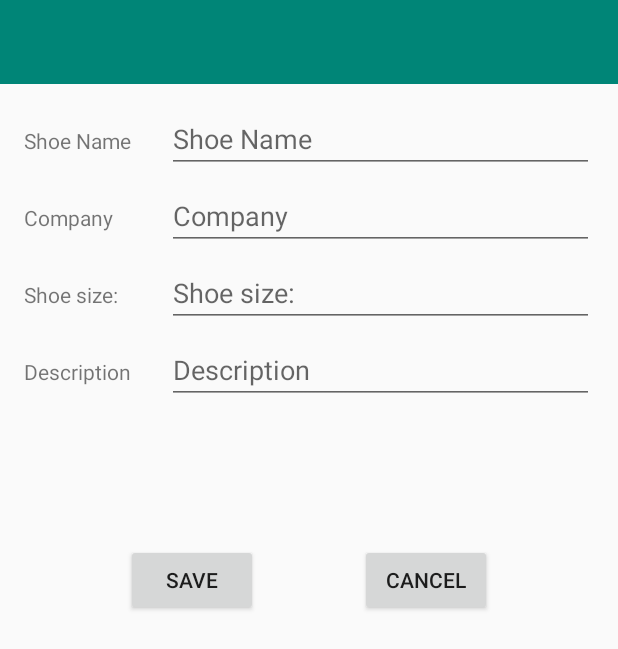
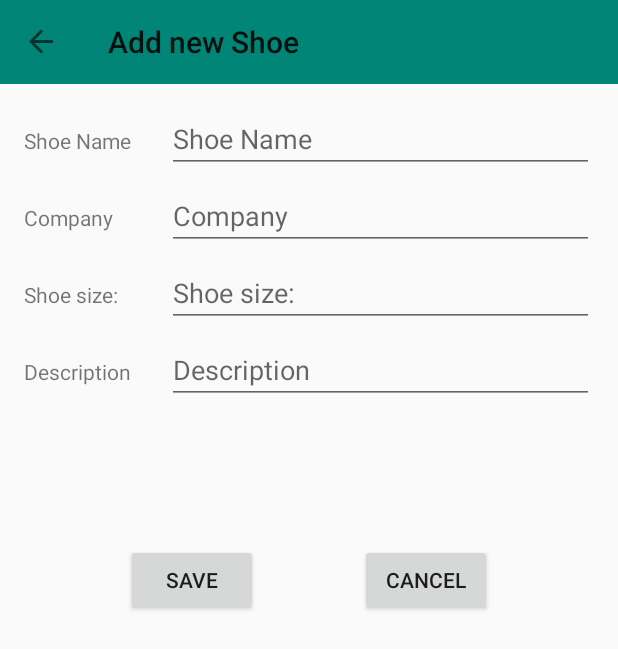
Before and after one commit to ianknowles707/ShoeStore, an Android app: the ShoeListFragment screen opened through its navigation route, after a tap on "Add new shoe", on a phone screen of 412 x 824 dp. Shown: the top 649 px of the screen. Run offline under Robolectric (Android 15) with nearby library versions, the phone set to English and light mode, and no system bars; our stand-ins replace Timber, data binding, navigation-ui.

Commit message:
Implemented toolbar Added menu for shoe list fragment (not currently working) Adjusted back stack to ensure consistent user navigation

```diff
--- a/app/src/main/java/com/udacity/shoestore/MainActivity.kt
+++ b/app/src/main/java/com/udacity/shoestore/MainActivity.kt
@@ -1,19 +1,46 @@
 package com.udacity.shoestore
 
 import android.os.Bundle
+import android.view.Menu
+import android.view.MenuInflater
+import android.view.MenuItem
 import androidx.appcompat.app.AppCompatActivity
 import androidx.databinding.DataBindingUtil
+import androidx.navigation.NavController
+import androidx.navigation.findNavController
+import androidx.navigation.fragment.NavHostFragment
+import androidx.navigation.ui.AppBarConfiguration
+import androidx.navigation.ui.NavigationUI
+import androidx.navigation.ui.setupWithNavController
 import com.udacity.shoestore.databinding.ActivityMainBinding
 import timber.log.Timber
 
 class MainActivity : AppCompatActivity() {
 
     private lateinit var binding: ActivityMainBinding
+    private lateinit var appBarConfiguration: AppBarConfiguration
+
+    private lateinit var navHostFragment: NavHostFragment
+    private lateinit var navController: NavController
 
     override fun onCreate(savedInstanceState: Bundle?) {
         super.onCreate(savedInstanceState)
         binding = DataBindingUtil.setContentView(this, R.layout.activity_main)
         Timber.plant(Timber.DebugTree())
 
+
+        //Set up Toolbar - NOTE using workaround fix based on issue raised in Knowledge site
+        navHostFragment = supportFragmentManager .findFragmentById(R.id.navHostFragment) as NavHostFragment
+        navController = navHostFragment.navController
+        appBarConfiguration = AppBarConfiguration(navController.graph)
+        binding.toolbar.setupWithNavController(navController, appBarConfiguration)
     }
+
+    //Ensure correct action on use of system back button
+    override fun onNavigateUp(): Boolean {
+        return NavigationUI.navigateUp(navController, appBarConfiguration)
+    }
+
+
+
 }
--- a/app/src/main/java/com/udacity/shoestore/models/ShoeListFragment.kt
+++ b/app/src/main/java/com/udacity/shoestore/models/ShoeListFragment.kt
@@ -1,13 +1,12 @@
 package com.udacity.shoestore.models
 
 import android.os.Bundle
-import android.view.LayoutInflater
-import android.view.View
-import android.view.ViewGroup
+import android.view.*
 import androidx.databinding.DataBindingUtil
 import androidx.fragment.app.Fragment
 import androidx.fragment.app.activityViewModels
 import androidx.navigation.findNavController
+import androidx.navigation.ui.NavigationUI
 import com.udacity.shoestore.R
 import com.udacity.shoestore.databinding.FragmentShoeListBinding
 
@@ -32,6 +31,9 @@ class ShoeListFragment : Fragment() {
             container,
             false
         )
+
+        //Set menu to this Fragment
+        setHasOptionsMenu(true)
 
         //Add ViewModel to this Fragment
         addNewShoe()
@@ -83,6 +85,14 @@ class ShoeListFragment : Fragment() {
                 ?.navigate(ShoeListFragmentDirections.actionShoeListFragmentToShoeDetailFragment())
         }
     }
+    //Set up the menu
+    override fun onCreateOptionsMenu(menu: Menu, inflater: MenuInflater) {
+        super.onCreateOptionsMenu(menu, inflater)
+        inflater.inflate(R.menu.menu,menu)
+    }
 
-
+    //Define the actions on selecting the menu items
+    override fun onOptionsItemSelected(item: MenuItem): Boolean {
+        return NavigationUI.onNavDestinationSelected(item, requireView().findNavController()) || super.onOptionsItemSelected(item)
+    }
 }
--- /dev/null
+++ b/app/src/main/res/menu/menu.xml
@@ -0,0 +1,8 @@
+<?xml version="1.0" encoding="utf-8"?>
+<menu xmlns:android="http://schemas.android.com/apk/res/android">
+
+    <item
+        android:id="@+id/loginFragment"
+        android:title="@string/option_logout_text"/>
+
+</menu>
--- a/app/src/main/res/navigation/navigation.xml
+++ b/app/src/main/res/navigation/navigation.xml
@@ -8,7 +8,7 @@
     <fragment
         android:id="@+id/loginFragment"
         android:name="com.udacity.shoestore.login.LoginFragment"
-        android:label="LoginFragment" >
+        android:label="Login">
         <action
             android:id="@+id/action_loginFragment_to_welcomeFragment"
             app:destination="@id/welcomeFragment" />
@@ -19,8 +19,8 @@
     <fragment
         android:id="@+id/welcomeFragment"
         android:name="com.udacity.shoestore.welcome.WelcomeFragment"
-        android:label="fragment_welcome"
-        tools:layout="@layout/fragment_welcome" >
+        android:label="Welcome"
+        tools:layout="@layout/fragment_welcome">
         <argument
             android:name="newAccount"
             app:argType="boolean" />
@@ -29,20 +29,22 @@
             app:argType="string" />
         <action
             android:id="@+id/action_welcomeFragment_to_instructionFragment"
-            app:destination="@id/instructionFragment" />
+            app:destination="@id/instructionFragment"
+            app:popUpTo="@id/loginFragment" />
     </fragment>
     <fragment
         android:id="@+id/instructionFragment"
         android:name="com.udacity.shoestore.instruction.InstructionFragment"
-        android:label="InstructionFragment" >
+        android:label="Instructions">
         <action
             android:id="@+id/action_instructionFragment_to_shoeListFragment"
-            app:destination="@id/shoeListFragment" />
+            app:destination="@id/shoeListFragment"
+            app:popUpTo="@id/loginFragment" />
     </fragment>
     <fragment
         android:id="@+id/shoeListFragment"
         android:name="com.udacity.shoestore.models.ShoeListFragment"
-        android:label="ShoeListFragment" >
+        android:label="Shoe List">
         <action
             android:id="@+id/action_shoeListFragment_to_shoeDetailFragment"
             app:destination="@id/shoeDetailFragment" />
@@ -50,9 +52,11 @@
     <fragment
         android:id="@+id/shoeDetailFragment"
         android:name="com.udacity.shoestore.models.ShoeDetailFragment"
-        android:label="ShoeDetailFragment" >
+        android:label="Add new Shoe">
         <action
             android:id="@+id/action_shoeDetailFragment_to_shoeListFragment"
-            app:destination="@id/shoeListFragment" />
+            app:destination="@id/shoeListFragment"
+            app:popUpTo="@id/shoeListFragment"
+            app:popUpToInclusive="true" />
     </fragment>
 </navigation>
--- a/app/src/main/res/values/strings.xml
+++ b/app/src/main/res/values/strings.xml
@@ -17,7 +17,7 @@
         all shoes currently in stock \n\n
 
         Shoes are displayed on a list screen. A plus button in the lower right corner
-        of the list page will open 'New Shoe' entry form to add detail of the next item
+        of the list page will open \'New Shoe\' entry form to add detail of the next item
         for inclusion in the list.
 
     </string>
@@ -30,4 +30,5 @@
     <string name="description_label">Description</string>
     <string name="save_button">Save</string>
     <string name="cancel_button">Cancel</string>
+    <string name="option_logout_text">Logout</string>
 </resources>
```
